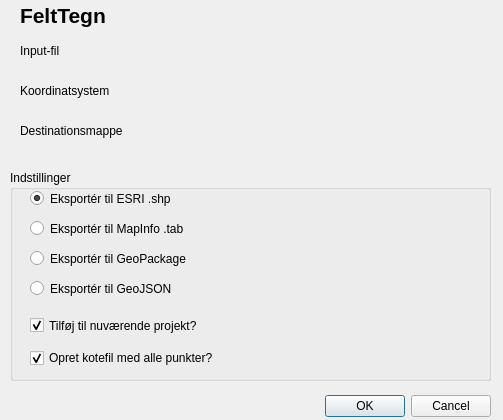
Above: felt_tegn/felt_tegn_dialog_base.ui from archaeodav/felttegn before the change. Below: the same form after it.
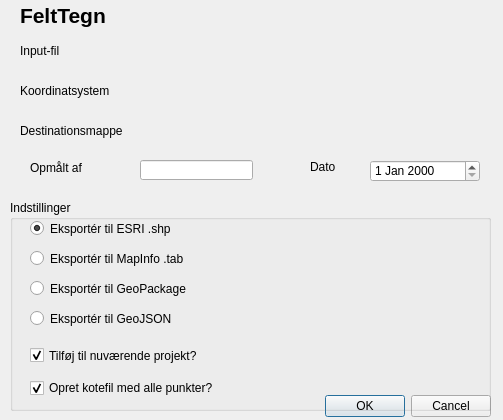
That is the form after the change. Custom widgets are drawn as their Qt base class.

```diff
--- a/felt_tegn/felt_tegn_dialog_base.ui
+++ b/felt_tegn/felt_tegn_dialog_base.ui
@@ -102,7 +102,7 @@
    <property name="geometry">
     <rect>
      <x>10</x>
-     <y>170</y>
+     <y>200</y>
      <width>481</width>
      <height>211</height>
     </rect>
@@ -221,6 +221,52 @@
     <string>FeltTegn</string>
    </property>
   </widget>
+  <widget class="QLineEdit" name="hvem">
+   <property name="geometry">
+    <rect>
+     <x>140</x>
+     <y>160</y>
+     <width>113</width>
+     <height>20</height>
+    </rect>
+   </property>
+  </widget>
+  <widget class="QDateEdit" name="hvonaar">
+   <property name="geometry">
+    <rect>
+     <x>370</x>
+     <y>160</y>
+     <width>110</width>
+     <height>22</height>
+    </rect>
+   </property>
+  </widget>
+  <widget class="QLabel" name="label_5">
+   <property name="geometry">
+    <rect>
+     <x>30</x>
+     <y>160</y>
+     <width>81</width>
+     <height>16</height>
+    </rect>
+   </property>
+   <property name="text">
+    <string>Opmålt af</string>
+   </property>
+  </widget>
+  <widget class="QLabel" name="label_6">
+   <property name="geometry">
+    <rect>
+     <x>310</x>
+     <y>160</y>
+     <width>47</width>
+     <height>14</height>
+    </rect>
+   </property>
+   <property name="text">
+    <string>Dato</string>
+   </property>
+  </widget>
  </widget>
  <customwidgets>
   <customwidget>
```
Left out of the diff: 6 changed lines with no effect on the pictures.
